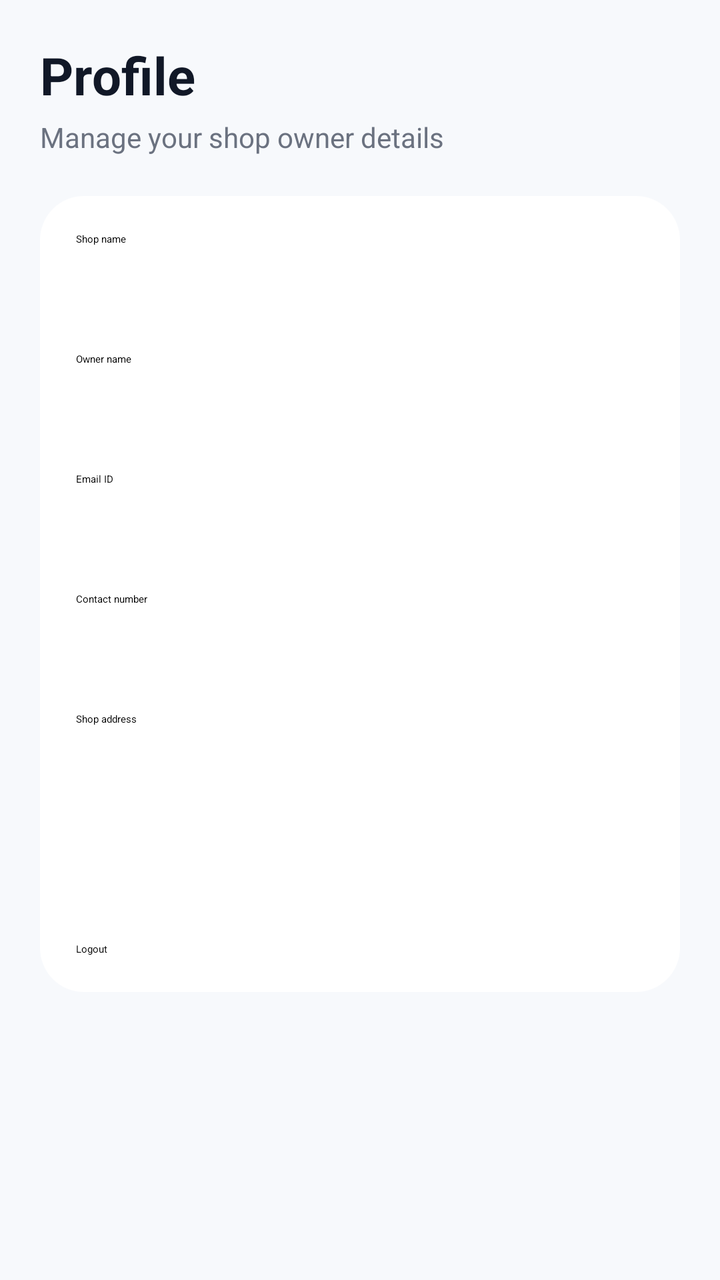
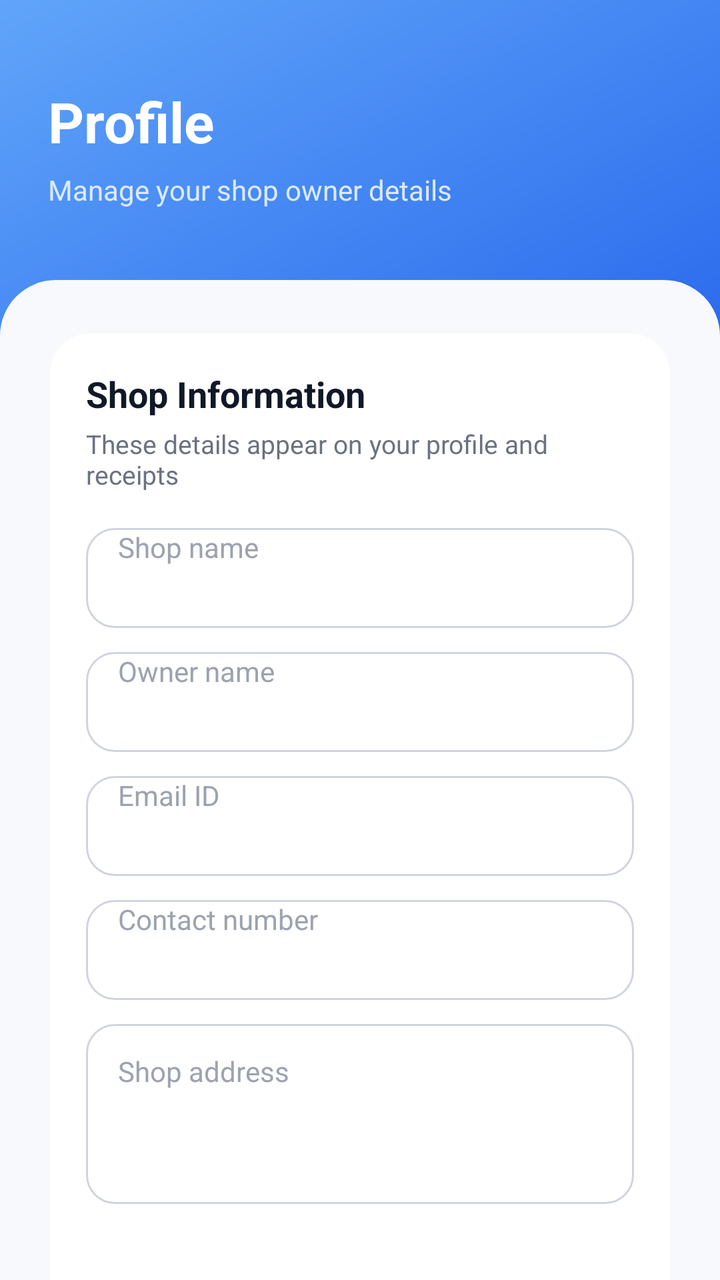

Screens rendered from an Android XML layout before and after an edit, with the pre-edit source and the edit as a unified diff.
<!-- AndroidManifest.xml: application theme Theme.MerchantMate.Starting -->
<!-- res/layout/fragment_profile.xml -->
<?xml version="1.0" encoding="utf-8"?>
<ScrollView xmlns:android="http://schemas.android.com/apk/res/android"
    android:id="@+id/profileScrollRoot"
    android:layout_width="match_parent"
    android:layout_height="match_parent"
    android:background="#F7F9FC"
    android:fillViewport="true">

    <LinearLayout
        android:id="@+id/profileRoot"
        android:layout_width="match_parent"
        android:layout_height="wrap_content"
        android:orientation="vertical"
        android:padding="20dp">

        <TextView
            android:id="@+id/tvProfileTitle"
            android:layout_width="match_parent"
            android:layout_height="wrap_content"
            android:text="Profile"
            android:textColor="#111827"
            android:textSize="26sp"
            android:textStyle="bold" />

        <TextView
            android:id="@+id/tvProfileSubtitle"
            android:layout_width="match_parent"
            android:layout_height="wrap_content"
            android:layout_marginTop="4dp"
            android:text="Manage your shop owner details"
            android:textColor="#6B7280"
            android:textSize="14sp" />

        <LinearLayout
            android:id="@+id/profileCard"
            android:layout_width="match_parent"
            android:layout_height="wrap_content"
            android:layout_marginTop="20dp"
            android:background="@drawable/bg_card"
            android:elevation="2dp"
            android:orientation="vertical"
            android:padding="18dp">

            <EditText
                android:id="@+id/etShopName"
                android:layout_width="match_parent"
                android:layout_height="wrap_content"
                android:hint="Shop name"
                android:inputType="textCapWords"
                android:minHeight="48dp" />

            <EditText
                android:id="@+id/etOwnerName"
                android:layout_width="match_parent"
                android:layout_height="wrap_content"
                android:layout_marginTop="12dp"
                android:hint="Owner name"
                android:inputType="textCapWords"
                android:minHeight="48dp" />

            <EditText
                android:id="@+id/etEmail"
                android:layout_width="match_parent"
                android:layout_height="wrap_content"
                android:layout_marginTop="12dp"
                android:enabled="false"
                android:hint="Email ID"
                android:inputType="textEmailAddress"
                android:minHeight="48dp" />

            <EditText
                android:id="@+id/etContactNumber"
                android:layout_width="match_parent"
                android:layout_height="wrap_content"
                android:layout_marginTop="12dp"
                android:hint="Contact number"
                android:inputType="phone"
                android:minHeight="48dp" />

            <EditText
                android:id="@+id/etShopAddress"
                android:layout_width="match_parent"
                android:layout_height="wrap_content"
                android:layout_marginTop="12dp"
                android:gravity="top"
                android:hint="Shop address"
                android:inputType="textMultiLine"
                android:minHeight="80dp" />

            <ProgressBar
                android:id="@+id/progressProfile"
                android:layout_width="wrap_content"
                android:layout_height="wrap_content"
                android:layout_gravity="center_horizontal"
                android:layout_marginTop="16dp"
                android:visibility="gone" />

            <Button
                android:id="@+id/btnSaveProfile"
                android:layout_width="match_parent"
                android:layout_height="wrap_content"
                android:layout_marginTop="18dp"
                android:backgroundTint="#2563EB"
                android:text="Save Profile"
                android:textAllCaps="false"
                android:textColor="#FFFFFF" />

            <Button
                android:id="@+id/btnLogout"
                android:layout_width="match_parent"
                android:layout_height="wrap_content"
                android:layout_marginTop="10dp"
                android:text="Logout"
                android:textAllCaps="false" />

        </LinearLayout>

    </LinearLayout>

</ScrollView>
<!-- resources referenced by this layout -->
<resources>
  <!-- drawable bg_card (drawable) -->
  <?xml version="1.0" encoding="utf-8"?>
  <shape xmlns:android="http://schemas.android.com/apk/res/android">
  
      <solid android:color="#FFFFFF" />
  
      <corners android:radius="22dp"/>
  
      <padding
          android:bottom="4dp"
          android:left="4dp"
          android:right="4dp"
          android:top="4dp" />
  
  </shape>
  <style name="Theme.MerchantMate.Starting" parent="Theme.SplashScreen">
          <item name="windowSplashScreenBackground">@color/merchant_bg</item>
          <item name="windowSplashScreenAnimatedIcon">@mipmap/ic_launcher</item>
          <item name="postSplashScreenTheme">@style/Theme.MerchantMate</item>
      </style>
  <color name="merchant_bg">#F7F9FC</color>
  <style name="Theme.MerchantMate" parent="Base.Theme.MerchantMate" />
  <style name="Base.Theme.MerchantMate" parent="Theme.MaterialComponents.DayNight.NoActionBar">
          <item name="colorPrimary">@color/merchant_primary</item>
          <item name="colorPrimaryVariant">@color/merchant_primary_dark</item>
          <item name="colorOnPrimary">@android:color/white</item>
  
          <item name="android:fontFamily">sans</item>
          <item name="android:windowLightStatusBar">true</item>
          <item name="android:statusBarColor">@color/merchant_bg</item>
          <item name="android:navigationBarColor">@android:color/white</item>
  
          <item name="windowActionBar">false</item>
          <item name="windowNoTitle">true</item>
      </style>
  <color name="merchant_primary">#3066BE</color>
  <color name="merchant_primary_dark">#244F99</color>
</resources>

<!-- the commit's change to res/layout/fragment_profile.xml (unified diff, before → after) -->
@@ -1,120 +1,203 @@
 <?xml version="1.0" encoding="utf-8"?>
-<ScrollView xmlns:android="http://schemas.android.com/apk/res/android"
-    android:id="@+id/profileScrollRoot"
+<LinearLayout xmlns:android="http://schemas.android.com/apk/res/android"
+    xmlns:app="http://schemas.android.com/apk/res-auto"
+    android:id="@+id/profileRoot"
     android:layout_width="match_parent"
     android:layout_height="match_parent"
-    android:background="#F7F9FC"
-    android:fillViewport="true">
-
+    android:background="@drawable/bg_dashboard_header_gradient"
+    android:orientation="vertical">
+
+    
     <LinearLayout
-        android:id="@+id/profileRoot"
         android:layout_width="match_parent"
-        android:layout_height="wrap_content"
+        android:layout_height="140dp"
         android:orientation="vertical"
-        android:padding="20dp">
+        android:paddingStart="24dp"
+        android:paddingTop="42dp"
+        android:paddingEnd="24dp">
 
         <TextView
             android:id="@+id/tvProfileTitle"
             android:layout_width="match_parent"
             android:layout_height="wrap_content"
             android:text="Profile"
-            android:textColor="#111827"
-            android:textSize="26sp"
+            android:textColor="#FFFFFF"
+            android:textSize="28sp"
             android:textStyle="bold" />
 
         <TextView
             android:id="@+id/tvProfileSubtitle"
             android:layout_width="match_parent"
             android:layout_height="wrap_content"
-            android:layout_marginTop="4dp"
+            android:layout_marginTop="6dp"
             android:text="Manage your shop owner details"
-            android:textColor="#6B7280"
+            android:textColor="#DBEAFE"
             android:textSize="14sp" />
 
-        <LinearLayout
-            android:id="@+id/profileCard"
+    </LinearLayout>
+
+    
+    <LinearLayout
+        android:layout_width="match_parent"
+        android:layout_height="0dp"
+        android:layout_weight="1"
+        android:background="@drawable/bg_dashboard_sheet_top"
+        android:orientation="vertical">
+
+        <ScrollView
+            android:id="@+id/profileScrollRoot"
             android:layout_width="match_parent"
-            android:layout_height="wrap_content"
-            android:layout_marginTop="20dp"
-            android:background="@drawable/bg_card"
-            android:elevation="2dp"
-            android:orientation="vertical"
-            android:padding="18dp">
-
-            <EditText
-                android:id="@+id/etShopName"
+            android:layout_height="match_parent"
+            android:clipToPadding="false"
+            android:fillViewport="true"
+            android:paddingStart="16dp"
+            android:paddingTop="16dp"
+            android:paddingEnd="16dp"
+            android:paddingBottom="90dp">
+
+            <androidx.cardview.widget.CardView
+                android:id="@+id/profileCard"
                 android:layout_width="match_parent"
                 android:layout_height="wrap_content"
-                android:hint="Shop name"
-                android:inputType="textCapWords"
-                android:minHeight="48dp" />
-
-            <EditText
-                android:id="@+id/etOwnerName"
-                android:layout_width="match_parent"
-                android:layout_height="wrap_content"
-                android:layout_marginTop="12dp"
-                android:hint="Owner name"
-                android:inputType="textCapWords"
-                android:minHeight="48dp" />
-
-            <EditText
-                android:id="@+id/etEmail"
-                android:layout_width="match_parent"
-                android:layout_height="wrap_content"
-                android:layout_marginTop="12dp"
-                android:enabled="false"
-                android:hint="Email ID"
-                android:inputType="textEmailAddress"
-                android:minHeight="48dp" />
-
-            <EditText
-                android:id="@+id/etContactNumber"
-                android:layout_width="match_parent"
-                android:layout_height="wrap_content"
-                android:layout_marginTop="12dp"
-                android:hint="Contact number"
-                android:inputType="phone"
-                android:minHeight="48dp" />
-
-            <EditText
-                android:id="@+id/etShopAddress"
-                android:layout_width="match_parent"
-                android:layout_height="wrap_content"
-                android:layout_marginTop="12dp"
-                android:gravity="top"
-                android:hint="Shop address"
-                android:inputType="textMultiLine"
-                android:minHeight="80dp" />
-
-            <ProgressBar
-                android:id="@+id/progressProfile"
-                android:layout_width="wrap_content"
-                android:layout_height="wrap_content"
-                android:layout_gravity="center_horizontal"
-                android:layout_marginTop="16dp"
-                android:visibility="gone" />
-
-            <Button
-                android:id="@+id/btnSaveProfile"
-                android:layout_width="match_parent"
-                android:layout_height="wrap_content"
-                android:layout_marginTop="18dp"
-                android:backgroundTint="#2563EB"
-                android:text="Save Profile"
-                android:textAllCaps="false"
-                android:textColor="#FFFFFF" />
-
-            <Button
-                android:id="@+id/btnLogout"
-                android:layout_width="match_parent"
-                android:layout_height="wrap_content"
-                android:layout_marginTop="10dp"
-                android:text="Logout"
-                android:textAllCaps="false" />
-
-        </LinearLayout>
+                app:cardBackgroundColor="#FFFFFF"
+                app:cardCornerRadius="20dp"
+                app:cardElevation="3dp"
+                app:cardUseCompatPadding="true">
+
+                <LinearLayout
+                    android:layout_width="match_parent"
+                    android:layout_height="wrap_content"
+                    android:orientation="vertical"
+                    android:padding="18dp">
+
+                    <TextView
+                        android:layout_width="match_parent"
+                        android:layout_height="wrap_content"
+                        android:text="Shop Information"
+                        android:textColor="#111827"
+                        android:textSize="18sp"
+                        android:textStyle="bold" />
+
+                    <TextView
+                        android:layout_width="match_parent"
+                        android:layout_height="wrap_content"
+                        android:layout_marginTop="4dp"
+                        android:text="These details appear on your profile and receipts"
+                        android:textColor="#6B7280"
+                        android:textSize="13sp" />
+
+                    <EditText
+                        android:id="@+id/etShopName"
+                        android:layout_width="match_parent"
+                        android:layout_height="50dp"
+                        android:layout_marginTop="18dp"
+                        android:background="@drawable/bg_input_rounded"
+                        android:hint="Shop name"
+                        android:inputType="textCapWords"
+                        android:paddingStart="16dp"
+                        android:paddingEnd="16dp"
+                        android:textColor="#111827"
+                        android:textColorHint="#9CA3AF"
+                        android:textSize="14sp" />
+
+                    <EditText
+                        android:id="@+id/etOwnerName"
+                        android:layout_width="match_parent"
+                        android:layout_height="50dp"
+                        android:layout_marginTop="12dp"
+                        android:background="@drawable/bg_input_rounded"
+                        android:hint="Owner name"
+                        android:inputType="textCapWords"
+                        android:paddingStart="16dp"
+                        android:paddingEnd="16dp"
+                        android:textColor="#111827"
+                        android:textColorHint="#9CA3AF"
+                        android:textSize="14sp" />
+
+                    <EditText
+                        android:id="@+id/etEmail"
+                        android:layout_width="match_parent"
+                        android:layout_height="50dp"
+                        android:layout_marginTop="12dp"
+                        android:background="@drawable/bg_input_rounded"
+                        android:enabled="false"
+                        android:hint="Email ID"
+                        android:inputType="textEmailAddress"
+                        android:paddingStart="16dp"
+                        android:paddingEnd="16dp"
+                        android:textColor="#6B7280"
+                        android:textColorHint="#9CA3AF"
+                        android:textSize="14sp" />
+
+                    <EditText
+                        android:id="@+id/etContactNumber"
+                        android:layout_width="match_parent"
+                        android:layout_height="50dp"
+                        android:layout_marginTop="12dp"
+                        android:background="@drawable/bg_input_rounded"
+                        android:hint="Contact number"
+                        android:inputType="phone"
+                        android:paddingStart="16dp"
+                        android:paddingEnd="16dp"
+                        android:textColor="#111827"
+                        android:textColorHint="#9CA3AF"
+                        android:textSize="14sp" />
+
+                    <EditText
+                        android:id="@+id/etShopAddress"
+                        android:layout_width="match_parent"
+                        android:layout_height="90dp"
+                        android:layout_marginTop="12dp"
+                        android:background="@drawable/bg_input_rounded"
+                        android:gravity="top"
+                        android:hint="Shop address"
+                        android:inputType="textMultiLine"
+                        android:paddingStart="16dp"
+                        android:paddingTop="14dp"
+                        android:paddingEnd="16dp"
+                        android:paddingBottom="14dp"
+                        android:textColor="#111827"
+                        android:textColorHint="#9CA3AF"
+                        android:textSize="14sp" />
+
+                    <ProgressBar
+                        android:id="@+id/progressProfile"
+                        android:layout_width="wrap_content"
+                        android:layout_height="wrap_content"
+                        android:layout_gravity="center_horizontal"
+                        android:layout_marginTop="16dp"
+                        android:visibility="gone" />
+
+                    <Button
+                        android:id="@+id/btnSaveProfile"
+                        android:layout_width="match_parent"
+                        android:layout_height="52dp"
+                        android:layout_marginTop="18dp"
+                        android:backgroundTint="#2563EB"
+                        android:text="Save Profile"
+                        android:textAllCaps="false"
+                        android:textColor="#FFFFFF"
+                        android:textSize="15sp"
+                        android:textStyle="bold" />
+
+                    <Button
+                        android:id="@+id/btnLogout"
+                        android:layout_width="match_parent"
+                        android:layout_height="52dp"
+                        android:layout_marginTop="10dp"
+                        android:backgroundTint="#EEF2FF"
+                        android:text="Logout"
+                        android:textAllCaps="false"
+                        android:textColor="#2563EB"
+                        android:textSize="15sp"
+                        android:textStyle="bold" />
+
+                </LinearLayout>
+
+            </androidx.cardview.widget.CardView>
+
+        </ScrollView>
 
     </LinearLayout>
 
-</ScrollView>
+</LinearLayout>
<!-- resource entries referenced after the edit -->
@@ -1,19 +1,37 @@
 <!-- resources referenced by this layout -->
 <resources>
-  <!-- drawable bg_card (drawable) -->
+  <!-- drawable bg_dashboard_header_gradient (drawable) -->
   <?xml version="1.0" encoding="utf-8"?>
   <shape xmlns:android="http://schemas.android.com/apk/res/android">
   
+      <gradient
+          android:startColor="#1E3A8A"
+          android:centerColor="#2563EB"
+          android:endColor="#60A5FA"
+          android:angle="135" />
+  
+  </shape>
+  <!-- drawable bg_dashboard_sheet_top (drawable) -->
+  <?xml version="1.0" encoding="utf-8"?>
+  <shape xmlns:android="http://schemas.android.com/apk/res/android">
+  
+      <solid android:color="#F7F9FC" />
+  
+      <corners
+          android:topLeftRadius="28dp"
+          android:topRightRadius="28dp"
+          android:bottomLeftRadius="0dp"
+          android:bottomRightRadius="0dp" />
+  
+  </shape>
+  <!-- drawable bg_input_rounded (drawable) -->
+  <?xml version="1.0" encoding="utf-8"?>
+  <shape xmlns:android="http://schemas.android.com/apk/res/android">
       <solid android:color="#FFFFFF" />
-  
-      <corners android:radius="22dp"/>
-  
-      <padding
-          android:bottom="4dp"
-          android:left="4dp"
-          android:right="4dp"
-          android:top="4dp" />
-  
+      <corners android:radius="14dp" />
+      <stroke
+          android:width="1dp"
+          android:color="#D0D5DD" />
   </shape>
   <style name="Theme.MerchantMate.Starting" parent="Theme.SplashScreen">
           <item name="windowSplashScreenBackground">@color/merchant_bg</item>
